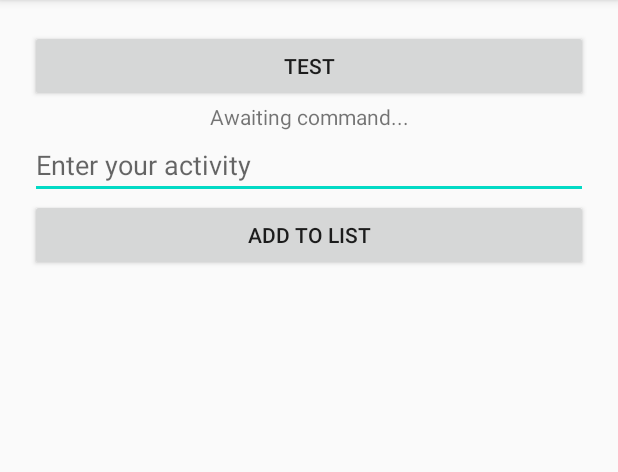
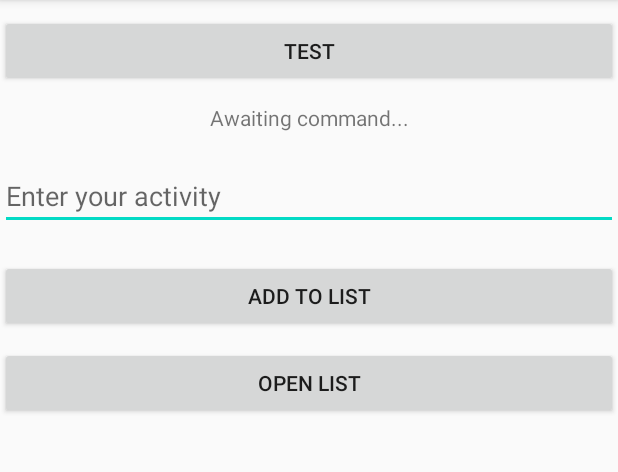
Before and after one commit to sinoct/DataLayer, an Android app: the screen it shows after launch (MainActivity), on a phone screen of 412 x 824 dp, the part 84-556 px from its top. Run offline under Robolectric (Android 15) with nearby library versions, the phone set to English and light mode, and no system bars.

Commit message:
To Do List is working with a simple textview, can be opened on the phone as well

```diff
--- a/mobile/src/main/AndroidManifest.xml
+++ b/mobile/src/main/AndroidManifest.xml
@@ -24,6 +24,9 @@
             </intent-filter>
         </service>
 
+        <activity android:name=".TodoListActivity"
+            android:parentActivityName=".MainActivity"></activity>
+
         <activity android:name=".MainActivity">
             <intent-filter>
                 <action android:name="android.intent.action.MAIN" />
--- a/mobile/src/main/res/layout/activity_main.xml
+++ b/mobile/src/main/res/layout/activity_main.xml
@@ -6,52 +6,71 @@
     android:layout_height="match_parent"
     tools:context=".MainActivity">
 
-    <LinearLayout
+    <ScrollView
         android:layout_width="match_parent"
-        android:layout_height="match_parent"
-        android:orientation="vertical"
-        android:paddingBottom="@dimen/vertical_margin"
-        android:paddingLeft="@dimen/horizontal_margin"
-        android:paddingRight="@dimen/horizontal_margin"
-        android:paddingTop="@dimen/vertical_margin"
-        tools:context=".MainActivity">
+        android:layout_height="match_parent">
+
+        <androidx.constraintlayout.widget.ConstraintLayout
+            android:layout_width="match_parent"
+            android:layout_height="wrap_content">
 
             <Button
                 android:id="@+id/talkButton"
                 android:layout_width="match_parent"
                 android:layout_height="wrap_content"
+                android:layout_marginTop="10dp"
+                android:layout_marginBottom="5dp"
                 android:onClick="talkClick"
                 android:text="Test"
-            tools:ignore="OnClick" />
+                app:layout_constraintBottom_toTopOf="@+id/textView"
+                app:layout_constraintTop_toTopOf="parent"
+                tools:ignore="OnClick"
+                tools:layout_editor_absoluteX="1dp" />
 
             <TextView
                 android:id="@+id/textView"
                 android:layout_width="match_parent"
                 android:layout_height="wrap_content"
+                android:layout_marginTop="5dp"
+                android:layout_marginBottom="10dp"
                 android:gravity="center_horizontal"
-            android:text="Awaiting command..." />
-
-        <LinearLayout
-            android:layout_width="match_parent"
-            android:layout_height="match_parent"
-            android:orientation="vertical">
+                android:text="Awaiting command..."
+                app:layout_constraintBottom_toTopOf="@+id/todoListInput"
+                app:layout_constraintTop_toBottomOf="@+id/talkButton" />
 
             <EditText
                 android:id="@+id/todoListInput"
                 android:layout_width="match_parent"
                 android:layout_height="wrap_content"
+                android:layout_marginTop="10dp"
+                android:layout_marginBottom="10dp"
                 android:ems="10"
                 android:hint="Enter your activity"
-                android:inputType="textPersonName" />
+                android:inputType="textPersonName"
+                app:layout_constraintBottom_toTopOf="@+id/todoListAddButton"
+                app:layout_constraintTop_toBottomOf="@+id/textView" />
 
             <Button
                 android:id="@+id/todoListAddButton"
                 android:layout_width="match_parent"
                 android:layout_height="wrap_content"
+                android:layout_marginTop="10dp"
+                android:layout_marginBottom="10dp"
                 android:onClick="addToList"
-                android:text="Add To List" />
-        </LinearLayout>
+                android:text="Add To List"
+                app:layout_constraintBottom_toTopOf="@+id/todoListButton"
+                app:layout_constraintTop_toBottomOf="@+id/todoListInput"
+                tools:ignore="OnClick" />
 
-    </LinearLayout>
+            <Button
+                android:id="@+id/todoListButton"
+                android:layout_width="match_parent"
+                android:layout_height="wrap_content"
+                android:layout_marginTop="10dp"
+                android:onClick="openToDoList"
+                android:text="Open List"
+                app:layout_constraintTop_toBottomOf="@+id/todoListAddButton" />
+        </androidx.constraintlayout.widget.ConstraintLayout>
+    </ScrollView>
 
 </androidx.constraintlayout.widget.ConstraintLayout>
--- a/wear/src/main/java/com/example/myapplication/MainActivity.java
+++ b/wear/src/main/java/com/example/myapplication/MainActivity.java
@@ -82,6 +82,7 @@ public class MainActivity extends WearableActivity {
     }
 
 
+
     public class Receiver extends BroadcastReceiver {
 
 
```
Also changed, not shown: mobile/src/main/java/com/example/myapplication/MainActivity.java (+13 -1 lines), mobile/src/main/java/com/example/myapplication/TodoListActivity.java (added, +23 -0 lines), mobile/src/main/res/layout/todolist_layout.xml (renamed from wear/src/main/res/layout/todolist_layout.xml, +3 -5 lines), wear/src/main/res/layout/activity_main.xml (+8 -2 lines). Lines whose indentation alone changed are shown as unchanged.
